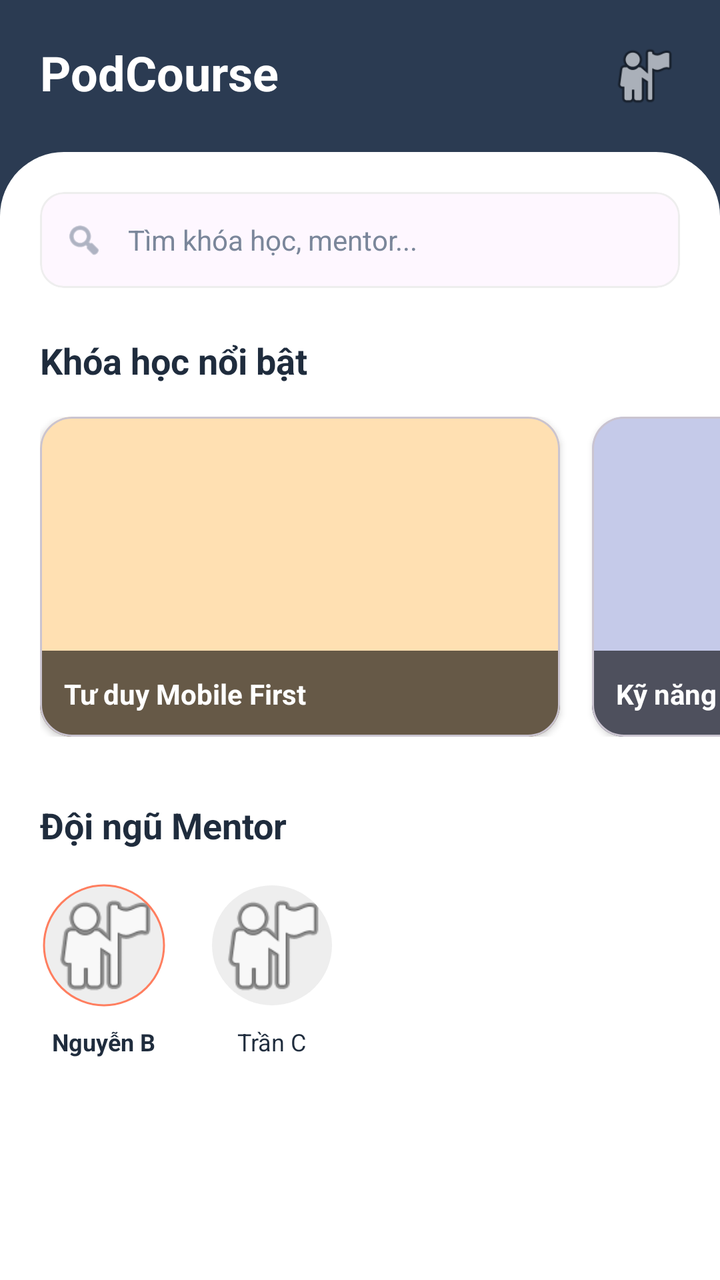
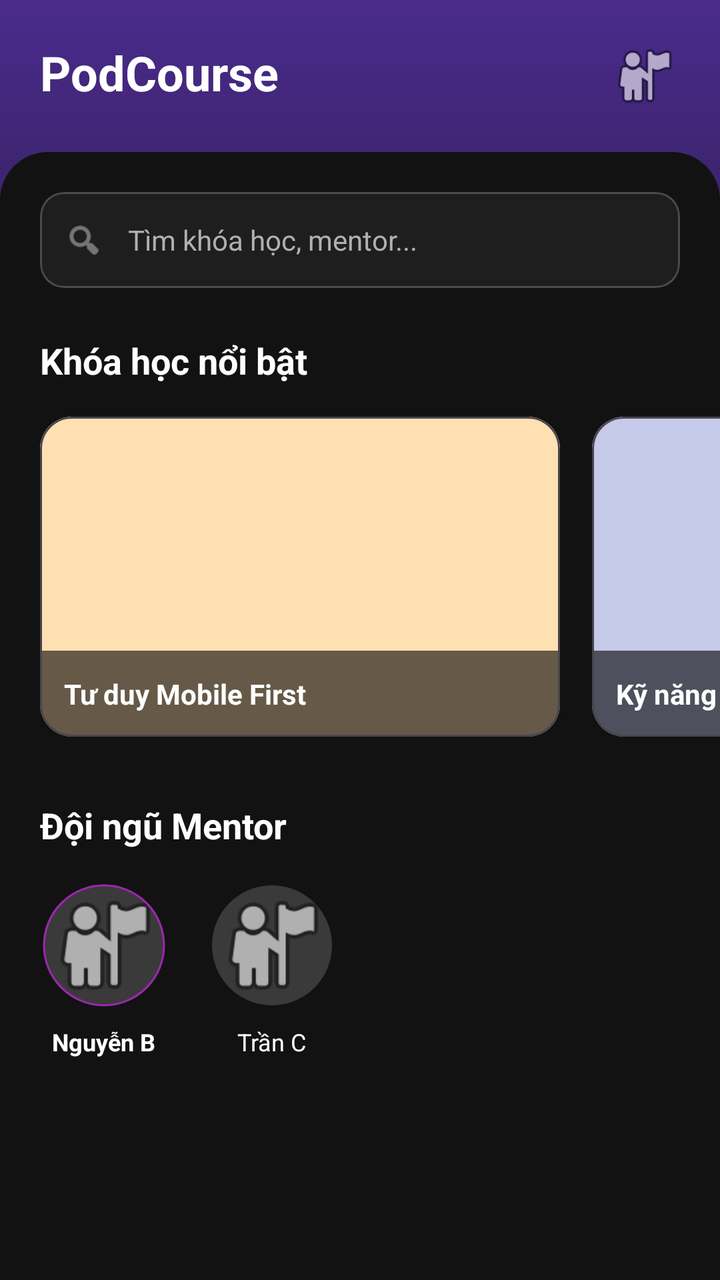

Screens rendered from an Android XML layout before and after an edit, with the pre-edit source and the edit as a unified diff.
<!-- AndroidManifest.xml: application theme Theme.BookReadingApp -->
<!-- res/layout/fragment_podcourse.xml -->
<?xml version="1.0" encoding="utf-8"?>
<androidx.coordinatorlayout.widget.CoordinatorLayout xmlns:android="http://schemas.android.com/apk/res/android"
    xmlns:app="http://schemas.android.com/apk/res-auto"
    android:layout_width="match_parent"
    android:layout_height="match_parent"
    android:background="@color/brand_navy">

    <com.google.android.material.appbar.AppBarLayout
        android:layout_width="match_parent"
        android:layout_height="wrap_content"
        android:background="@android:color/transparent"
        app:elevation="0dp">

        <RelativeLayout
            android:layout_width="match_parent"
            android:layout_height="wrap_content"
            android:padding="20dp">

            <TextView
                android:layout_width="wrap_content"
                android:layout_height="wrap_content"
                android:text="PodCourse"
                android:textColor="@color/white"
                android:textSize="24sp"
                android:textStyle="bold" />

            <com.google.android.material.imageview.ShapeableImageView
                android:layout_width="36dp"
                android:layout_height="36dp"
                android:layout_alignParentEnd="true"
                android:src="@android:drawable/ic_menu_myplaces"
                app:shapeAppearanceOverlay="@style/ShapeAppearance.Material3.Corner.Full" />
        </RelativeLayout>
    </com.google.android.material.appbar.AppBarLayout>

    <androidx.core.widget.NestedScrollView
        android:layout_width="match_parent"
        android:layout_height="match_parent"
        android:background="@drawable/rounded_top_surface"
        app:layout_behavior="@string/appbar_scrolling_view_behavior">

        <LinearLayout
            android:layout_width="match_parent"
            android:layout_height="wrap_content"
            android:orientation="vertical"
            android:paddingBottom="100dp">

            
            <com.google.android.material.card.MaterialCardView
                android:layout_width="match_parent"
                android:layout_height="wrap_content"
                android:layout_marginHorizontal="20dp"
                android:layout_marginTop="20dp"
                app:cardCornerRadius="12dp"
                app:cardElevation="0dp"
                app:strokeColor="#EEEEEE"
                app:strokeWidth="1dp">

                <LinearLayout
                    android:layout_width="match_parent"
                    android:layout_height="48dp"
                    android:gravity="center_vertical"
                    android:paddingHorizontal="12dp">

                    <ImageView
                        android:layout_width="20dp"
                        android:layout_height="20dp"
                        android:src="@android:drawable/ic_menu_search"
                        app:tint="@color/brand_text_gray" />

                    <TextView
                        android:layout_width="wrap_content"
                        android:layout_height="wrap_content"
                        android:layout_marginStart="12dp"
                        android:text="Tìm khóa học, mentor..."
                        android:textColor="@color/brand_text_gray" />
                </LinearLayout>
            </com.google.android.material.card.MaterialCardView>

            
            <TextView
                android:layout_width="wrap_content"
                android:layout_height="wrap_content"
                android:layout_marginHorizontal="20dp"
                android:layout_marginTop="24dp"
                android:text="Khóa học nổi bật"
                android:textColor="@color/brand_text_navy"
                android:textSize="18sp"
                android:textStyle="bold" />

            <HorizontalScrollView
                android:layout_width="match_parent"
                android:layout_height="wrap_content"
                android:layout_marginTop="16dp"
                android:clipToPadding="false"
                android:paddingHorizontal="20dp"
                android:scrollbars="none">

                <LinearLayout
                    android:layout_width="wrap_content"
                    android:layout_height="wrap_content"
                    android:orientation="horizontal">

                    
                    <com.google.android.material.card.MaterialCardView
                        android:layout_width="260dp"
                        android:layout_height="160dp"
                        android:layout_marginEnd="16dp"
                        app:cardCornerRadius="16dp"
                        app:cardElevation="2dp">
                        <ImageView
                            android:layout_width="match_parent"
                            android:layout_height="match_parent"
                            android:background="#FFE0B2"
                            android:scaleType="centerCrop" />
                        <TextView
                            android:layout_width="match_parent"
                            android:layout_height="wrap_content"
                            android:layout_gravity="bottom"
                            android:background="#99000000"
                            android:padding="12dp"
                            android:text="Tư duy Mobile First"
                            android:textColor="@color/white"
                            android:textStyle="bold" />
                    </com.google.android.material.card.MaterialCardView>

                    
                    <com.google.android.material.card.MaterialCardView
                        android:layout_width="260dp"
                        android:layout_height="160dp"
                        android:layout_marginEnd="16dp"
                        app:cardCornerRadius="16dp"
                        app:cardElevation="2dp">
                        <ImageView
                            android:layout_width="match_parent"
                            android:layout_height="match_parent"
                            android:background="#C5CAE9"
                            android:scaleType="centerCrop" />
                        <TextView
                            android:layout_width="match_parent"
                            android:layout_height="wrap_content"
                            android:layout_gravity="bottom"
                            android:background="#99000000"
                            android:padding="12dp"
                            android:text="Kỹ năng thuyết trình"
                            android:textColor="@color/white"
                            android:textStyle="bold" />
                    </com.google.android.material.card.MaterialCardView>
                </LinearLayout>
            </HorizontalScrollView>

            
            <TextView
                android:layout_width="wrap_content"
                android:layout_height="wrap_content"
                android:layout_marginHorizontal="20dp"
                android:layout_marginTop="32dp"
                android:text="Đội ngũ Mentor"
                android:textColor="@color/brand_text_navy"
                android:textSize="18sp"
                android:textStyle="bold" />

            <HorizontalScrollView
                android:layout_width="match_parent"
                android:layout_height="wrap_content"
                android:layout_marginTop="16dp"
                android:clipToPadding="false"
                android:paddingHorizontal="20dp"
                android:scrollbars="none">

                <LinearLayout
                    android:layout_width="wrap_content"
                    android:layout_height="wrap_content"
                    android:orientation="horizontal">

                    
                    <LinearLayout
                        android:layout_width="wrap_content"
                        android:layout_height="wrap_content"
                        android:layout_marginEnd="20dp"
                        android:gravity="center"
                        android:orientation="vertical">
                        <com.google.android.material.imageview.ShapeableImageView
                            android:layout_width="64dp"
                            android:layout_height="64dp"
                            android:src="@android:drawable/ic_menu_myplaces"
                            android:background="#EEE"
                            android:padding="2dp"
                            app:shapeAppearanceOverlay="@style/ShapeAppearance.Material3.Corner.Full"
                            app:strokeColor="@color/brand_orange"
                            app:strokeWidth="1dp" />
                        <TextView
                            android:layout_width="wrap_content"
                            android:layout_height="wrap_content"
                            android:layout_marginTop="8dp"
                            android:text="Nguyễn B"
                            android:textColor="@color/brand_text_navy"
                            android:textSize="12sp"
                            android:textStyle="bold" />
                    </LinearLayout>

                    
                    <LinearLayout
                        android:layout_width="wrap_content"
                        android:layout_height="wrap_content"
                        android:layout_marginEnd="20dp"
                        android:gravity="center"
                        android:orientation="vertical">
                        <com.google.android.material.imageview.ShapeableImageView
                            android:layout_width="64dp"
                            android:layout_height="64dp"
                            android:src="@android:drawable/ic_menu_myplaces"
                            android:background="#EEE"
                            android:padding="2dp"
                            app:shapeAppearanceOverlay="@style/ShapeAppearance.Material3.Corner.Full" />
                        <TextView
                            android:layout_width="wrap_content"
                            android:layout_height="wrap_content"
                            android:layout_marginTop="8dp"
                            android:text="Trần C"
                            android:textColor="@color/brand_text_navy"
                            android:textSize="12sp" />
                    </LinearLayout>
                </LinearLayout>
            </HorizontalScrollView>

        </LinearLayout>
    </androidx.core.widget.NestedScrollView>

</androidx.coordinatorlayout.widget.CoordinatorLayout>
<!-- resources referenced by this layout -->
<resources>
  <color name="brand_navy">#2B3B52</color>
  <color name="brand_orange">#FF7E5F</color>
  <color name="brand_text_gray">#7A869A</color>
  <color name="brand_text_navy">#1F2C3D</color>
  <color name="white">#FFFFFF</color>
  <!-- drawable rounded_top_surface (drawable) -->
  <?xml version="1.0" encoding="utf-8"?>
  <shape xmlns:android="http://schemas.android.com/apk/res/android">
      <solid android:color="@color/white" />
      <corners
          android:topLeftRadius="32dp"
          android:topRightRadius="32dp" />
  </shape>
  <style name="Theme.BookReadingApp" parent="Base.Theme.BookReadingApp" />
  <style name="Base.Theme.BookReadingApp" parent="Theme.Material3.DayNight.NoActionBar">
          
          <item name="colorPrimary">@color/primary</item>
          <item name="android:windowBackground">@color/background_pastel</item>
          <item name="android:statusBarColor">@color/background_pastel</item>
          <item name="android:windowLightStatusBar" tools:targetApi="m">true</item>
      </style>
  <color name="primary">@color/brand_orange</color>
  <color name="background_pastel">#FFFBF7</color>
</resources>

<!-- the commit's change to res/layout/fragment_podcourse.xml (unified diff, before → after) -->
@@ -3,7 +3,7 @@
     xmlns:app="http://schemas.android.com/apk/res-auto"
     android:layout_width="match_parent"
     android:layout_height="match_parent"
-    android:background="@color/brand_navy">
+    android:background="@drawable/bg_header_gradient">
 
     <com.google.android.material.appbar.AppBarLayout
         android:layout_width="match_parent"
@@ -53,7 +53,8 @@
                 android:layout_marginTop="20dp"
                 app:cardCornerRadius="12dp"
                 app:cardElevation="0dp"
-                app:strokeColor="#EEEEEE"
+                app:cardBackgroundColor="@color/surface_card"
+                app:strokeColor="@color/stroke_subtle"
                 app:strokeWidth="1dp">
 
                 <LinearLayout
@@ -131,11 +132,13 @@
                         android:layout_marginEnd="16dp"
                         app:cardCornerRadius="16dp"
                         app:cardElevation="2dp">
+
                         <ImageView
                             android:layout_width="match_parent"
                             android:layout_height="match_parent"
                             android:background="#C5CAE9"
                             android:scaleType="centerCrop" />
+
                         <TextView
                             android:layout_width="match_parent"
                             android:layout_height="wrap_content"
@@ -184,10 +187,10 @@
                             android:layout_width="64dp"
                             android:layout_height="64dp"
                             android:src="@android:drawable/ic_menu_myplaces"
-                            android:background="#EEE"
+                            android:background="@color/placeholder"
                             android:padding="2dp"
                             app:shapeAppearanceOverlay="@style/ShapeAppearance.Material3.Corner.Full"
-                            app:strokeColor="@color/brand_orange"
+                            app:strokeColor="@color/brand_purple"
                             app:strokeWidth="1dp" />
                         <TextView
                             android:layout_width="wrap_content"
@@ -210,7 +213,7 @@
                             android:layout_width="64dp"
                             android:layout_height="64dp"
                             android:src="@android:drawable/ic_menu_myplaces"
-                            android:background="#EEE"
+                            android:background="@color/placeholder"
                             android:padding="2dp"
                             app:shapeAppearanceOverlay="@style/ShapeAppearance.Material3.Corner.Full" />
                         <TextView
<!-- resource entries referenced after the edit -->
@@ -1,27 +1,51 @@
 <!-- resources referenced by this layout -->
 <resources>
-  <color name="brand_navy">#2B3B52</color>
-  <color name="brand_orange">#FF7E5F</color>
-  <color name="brand_text_gray">#7A869A</color>
-  <color name="brand_text_navy">#1F2C3D</color>
+  <color name="brand_purple">#9C27B0</color>
+  <color name="brand_text_gray">#B0B0B0</color>
+  <color name="brand_text_navy">#FFFFFF</color>
+  <color name="placeholder">#3A3A3A</color>
+  <color name="stroke_subtle">#33FFFFFF</color>
+  <color name="surface_card">#1E1E1E</color>
   <color name="white">#FFFFFF</color>
+  <!-- drawable bg_header_gradient (drawable) -->
+  <?xml version="1.0" encoding="utf-8"?>
+  <shape xmlns:android="http://schemas.android.com/apk/res/android">
+      <gradient
+          android:angle="270"
+          android:centerColor="#1A1528"
+          android:endColor="#121212"
+          android:startColor="#4A2B8C"
+          android:type="linear" />
+  </shape>
   <!-- drawable rounded_top_surface (drawable) -->
   <?xml version="1.0" encoding="utf-8"?>
   <shape xmlns:android="http://schemas.android.com/apk/res/android">
-      <solid android:color="@color/white" />
+      <solid android:color="@color/background_dark" />
       <corners
-          android:topLeftRadius="32dp"
-          android:topRightRadius="32dp" />
+          android:topLeftRadius="24dp"
+          android:topRightRadius="24dp" />
   </shape>
   <style name="Theme.BookReadingApp" parent="Base.Theme.BookReadingApp" />
-  <style name="Base.Theme.BookReadingApp" parent="Theme.Material3.DayNight.NoActionBar">
-          
-          <item name="colorPrimary">@color/primary</item>
-          <item name="android:windowBackground">@color/background_pastel</item>
-          <item name="android:statusBarColor">@color/background_pastel</item>
-          <item name="android:windowLightStatusBar" tools:targetApi="m">true</item>
+  <color name="background_dark">#121212</color>
+  <style name="Base.Theme.BookReadingApp" parent="Theme.Material3.Dark.NoActionBar">
+          <item name="colorPrimary">@color/brand_purple</item>
+          <item name="colorOnPrimary">@color/white</item>
+          <item name="colorPrimaryContainer">@color/brand_purple_deep</item>
+          <item name="colorOnPrimaryContainer">@color/white</item>
+          <item name="colorSecondary">@color/brand_green</item>
+          <item name="colorOnSecondary">@color/white</item>
+          <item name="colorSurface">@color/surface_card</item>
+          <item name="colorOnSurface">@color/white</item>
+          <item name="colorSurfaceVariant">@color/surface_elevated</item>
+          <item name="colorOnSurfaceVariant">@color/brand_text_gray</item>
+          <item name="android:colorBackground">@color/background_dark</item>
+          <item name="android:windowBackground">@color/background_dark</item>
+          <item name="android:statusBarColor">@color/background_dark</item>
+          <item name="android:navigationBarColor">@color/background_dark</item>
+          <item name="android:windowLightStatusBar" tools:targetApi="m">false</item>
       </style>
-  <color name="primary">@color/brand_orange</color>
-  <color name="background_pastel">#FFFBF7</color>
+  <color name="brand_purple_deep">#4A2B8C</color>
+  <color name="brand_green">#4CAF50</color>
+  <color name="surface_elevated">#2A2A2A</color>
 </resources>
 
